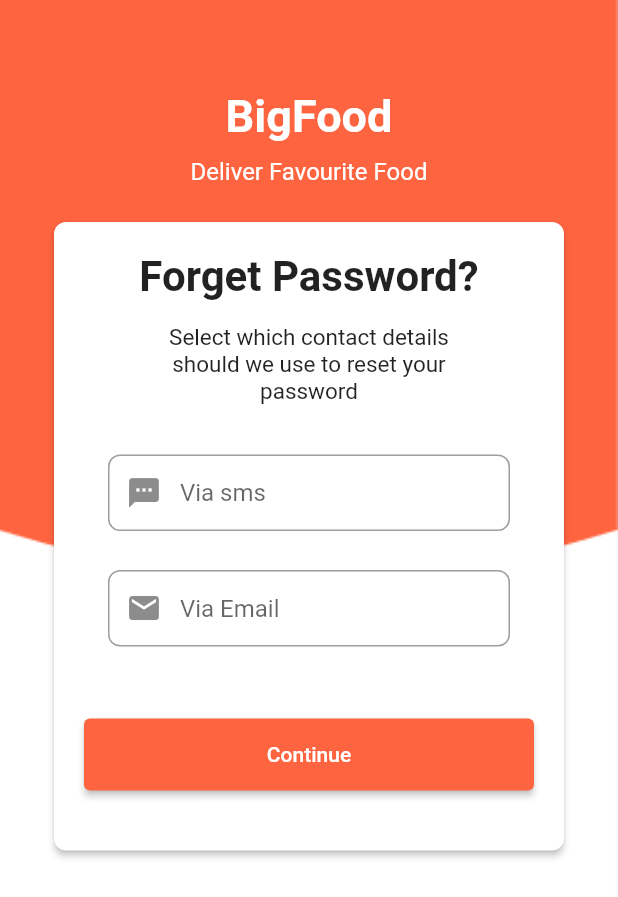
After one commit to flutter-preview/VachellChristiansen-BigFood, a Flutter app: the ViaMethodScreen screen opened by its route, on a phone screen of 412 x 824 dp. The commit adds this screen. Shown: the top 897 px of the screen. Run offline on Flutter 3.47's test engine with Material 2 defaults, Android fonts, the phone set to English and light mode, and no system bars; missing offline and left inert: file_selector; project files that could hold a hidden picture were left out.

Commit message:
Membuat Screen ViaMethod 1.13

```diff
--- /dev/null
+++ b/lib/Components/viamethod_screen.dart
@@ -0,0 +1,195 @@
+import 'package:flutter/material.dart';
+
+class ViaMethodScreen extends StatefulWidget {
+  @override
+  _LoginScreenState createState() => _LoginScreenState();
+}
+
+class _LoginScreenState extends State<ViaMethodScreen> {
+  bool _showPassword = false;
+
+  @override
+  Widget build(BuildContext context) {
+    return Scaffold(
+      resizeToAvoidBottomInset: false,
+      body: SingleChildScrollView(
+        child: Container(
+          decoration: BoxDecoration(
+            image: DecorationImage(
+              image: AssetImage('assets/background.png'),
+              fit: BoxFit.cover,
+            ),
+          ),
+          child: Center(
+            child: Padding(
+              padding: const EdgeInsets.all(20.0),
+              child: Column(
+                mainAxisAlignment: MainAxisAlignment.center,
+                children: [
+                  Image.asset(
+                    'assets/logo.png',
+                    width: 40.0,
+                    height: 40.0,
+                  ),
+                  Text(
+                    'BigFood',
+                    style: TextStyle(
+                      fontSize: 30.0,
+                      fontWeight: FontWeight.bold,
+                      color: Color.fromARGB(255, 255, 255, 255),
+                    ),
+                  ),
+                  SizedBox(height: 10.0),
+                  Text(
+                    'Deliver Favourite Food',
+                    style: TextStyle(
+                      fontSize: 16.0,
+                      color: Color.fromARGB(255, 255, 255, 255),
+                    ),
+                  ),
+                  SizedBox(height: 20.0),
+                  CardBox(
+                    child: Container(
+                      width: 300.0, // Ubah lebar CardBox sesuai kebutuhan
+                      child: Column(
+                        children: [
+                          Text(
+                            'Forget Password?',
+                            style: TextStyle(
+                              fontSize: 28.0,
+                              fontWeight: FontWeight.bold,
+                            ),
+                          ),
+                          SizedBox(height: 15.0),
+                          Text(
+                            textAlign: TextAlign.center,
+                            'Select which contact details \nshould we use to reset your \npassword',
+                            style: TextStyle(
+                              fontSize: 15.0,
+                            ),
+                          ),
+                          SizedBox(height: 25.0),
+                          BoxWrapper(
+                            child: BoxTextField(
+                              hintText: 'Via sms',
+                              prefixIcon: Icon(Icons.sms),
+                            ),
+                          ),
+                          SizedBox(height: 10.0),
+                          BoxWrapper(
+                            child: BoxTextField(
+                              hintText: 'Via Email',
+                              prefixIcon: Icon(Icons.email),
+                            ),
+                          ),
+                          SizedBox(height: 10.0),
+                          SizedBox(height: 10.0),
+                          SizedBox(height: 20.0),
+                          SizedBox(
+                            width: double.infinity,
+                            child: ElevatedButton(
+                              onPressed: () {
+                                // Tambahkan logika untuk tombol login di sini
+                              },
+                              child: Text(
+                                'Continue',
+                                style: TextStyle(color: Colors.white),
+                              ),
+                              style: ElevatedButton.styleFrom(
+                                primary:
+                                    Color(int.parse('FF6440', radix: 16))
+                                        .withOpacity(1.0),
+                                minimumSize: Size(double.infinity, 48.0),
+                              ),
+                            ),
+                          ),
+                          SizedBox(height: 20.0),
+                        ],
+                      ),
+                    ),
+                  ),
+                  SizedBox(height: 30.0),
+
+                ],
+              ),
+            ),
+          ),
+        ),
+      ),
+    );
+  }
+}
+
+class CardBox extends StatelessWidget {
+  final Widget child;
+
+  const CardBox({Key? key, required this.child}) : super(key: key);
+
+  @override
+  Widget build(BuildContext context) {
+    return Card(
+      elevation: 2.0,
+      shape: RoundedRectangleBorder(
+        borderRadius: BorderRadius.circular(8.0),
+      ),
+      child: Padding(
+        padding: const EdgeInsets.all(20.0),
+        child: child,
+      ),
+    );
+  }
+}
+
+class BoxWrapper extends StatelessWidget {
+  final Widget child;
+
+  const BoxWrapper({Key? key, required this.child}) : super(key: key);
+
+  @override
+  Widget build(BuildContext context) {
+    return Container(
+      decoration: BoxDecoration(
+        color: Colors.white,
+        borderRadius: BorderRadius.circular(8.0),
+      ),
+      padding: EdgeInsets.symmetric(horizontal: 16.0),
+      margin: EdgeInsets.symmetric(vertical: 8.0),
+      child: child,
+    );
+  }
+}
+
+class BoxTextField extends StatelessWidget {
+  final String hintText;
+  final bool obscureText;
+  final Icon? prefixIcon;
+
+  const BoxTextField({
+    Key? key,
+    required this.hintText,
+    this.obscureText = false,
+    this.prefixIcon,
+  }) : super(key: key);
+
+  @override
+  Widget build(BuildContext context) {
+    return TextField(
+      decoration: InputDecoration(
+        hintText: hintText,
+        contentPadding: EdgeInsets.symmetric(vertical: 16.0),
+        border: OutlineInputBorder(
+          borderSide: BorderSide(color: Colors.grey),
+          borderRadius: BorderRadius.circular(8.0),
+        ),
+        prefixIcon: prefixIcon,
+      ),
+      obscureText: obscureText,
+    );
+  }
+}
+
+void main() {
+  runApp(MaterialApp(
+    home: ViaMethodScreen(),
+  ));
+}
--- a/lib/main.dart
+++ b/lib/main.dart
@@ -10,6 +10,7 @@ import 'Components/uploadphoto_screen.dart';
 import 'Components/signup_process_screen.dart';
 import 'Components/signup_screen.dart';
 import 'Components/verificationcode_screen.dart';
+import 'Components/viamethod_screen.dart';
 
 void main() {
   runApp(const MyApp());
@@ -40,6 +41,7 @@ class MyApp extends StatelessWidget {
         '/signup': (context) =>  SignUpScreen(),
         '/verification': (context) =>  VerificationScreen(),
         '/profile': (context) =>  UploadProfilePage(),
+        '/viamethod': (context) =>  ViaMethodScreen(),
       },
     );
   }
```
